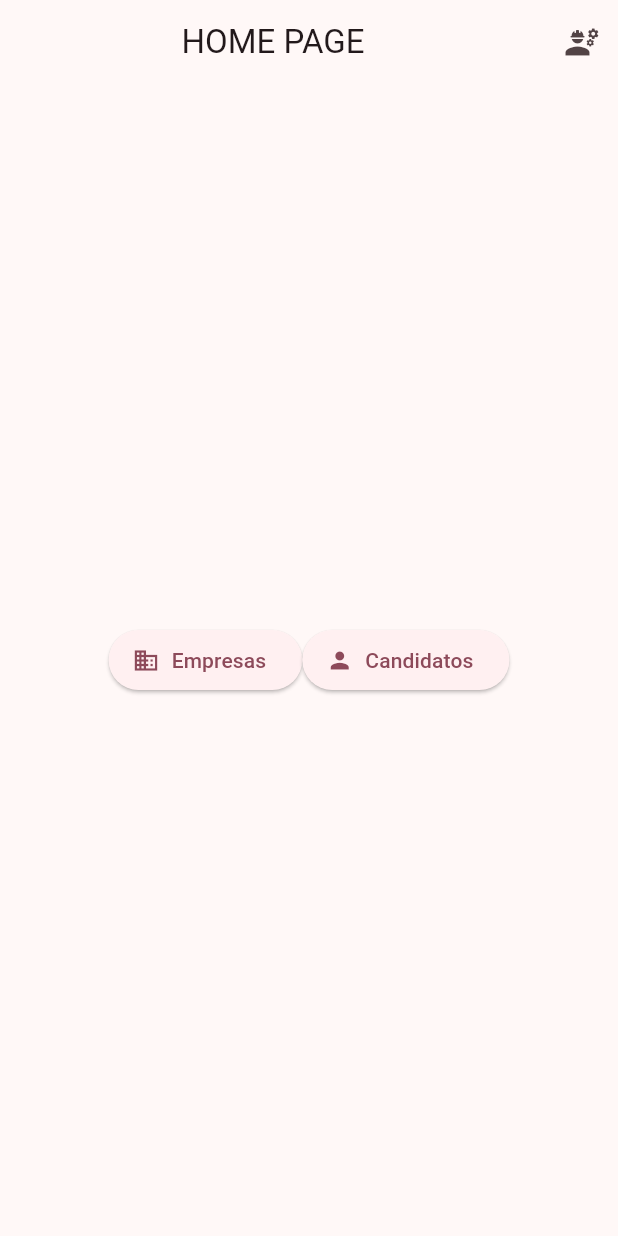
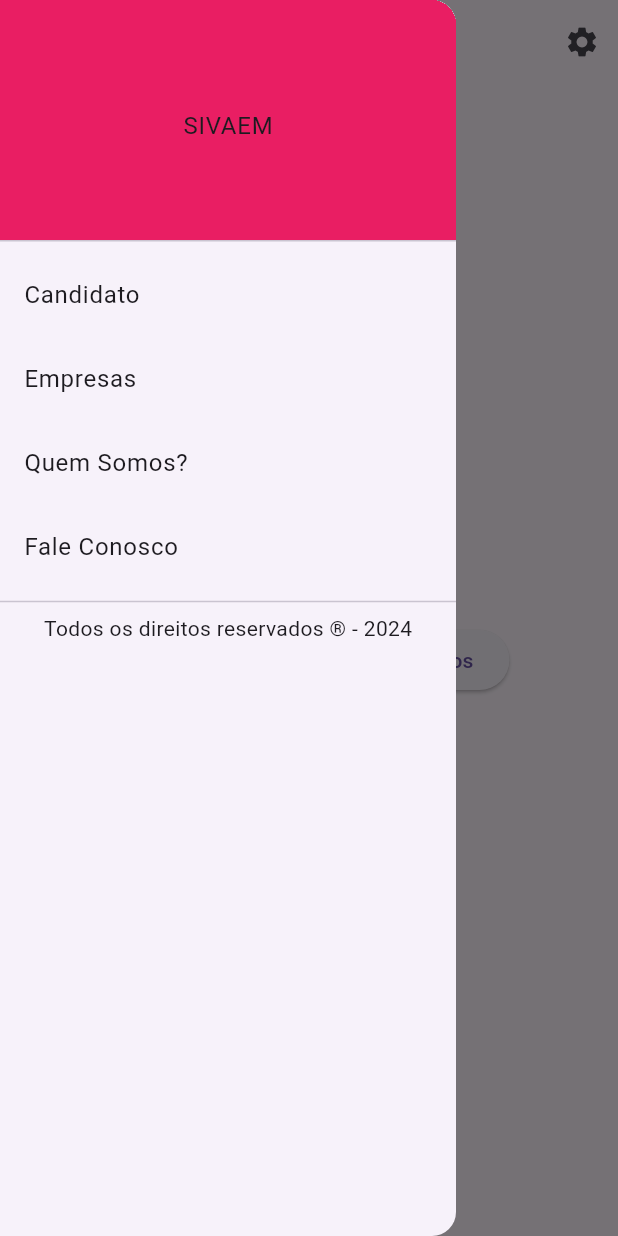
Before and after one commit to lucasjseixas/projdesenvmob, a Flutter app: the screen it shows after launch, with the side drawer open (before the commit the screen has no drawer), on a phone screen of 412 x 824 dp. Run offline on Flutter 3.47's test engine with Material 3 defaults, Android fonts, the light colour scheme and no system bars.

```diff
--- a/lib/Pages/home_page.dart
+++ b/lib/Pages/home_page.dart
@@ -9,16 +9,47 @@ class HomePage extends StatelessWidget {
   Widget build(BuildContext context) {
     return Scaffold(
       appBar: AppBar(
-        title: const Center(
-          child: Text('HOME PAGE'),
-        ),
+        title: const Text('HOME PAGE'),
+        centerTitle: true,
         actions: <Widget>[
           IconButton(
-            icon: const Icon(Icons.engineering),
-            tooltip: 'Opções',
-            onPressed: () => {},
+            onPressed: () {},
+            icon: const Icon(Icons.settings),
           ),
         ],
+      ),
+      drawer: Drawer(
+        child: ListView(
+          padding: EdgeInsets.zero,
+          children: [
+            const DrawerHeader(
+              decoration: BoxDecoration(
+                color: Colors.pink,
+              ),
+              child: Center(child: Text('SIVAEM')),
+            ),
+            ListTile(
+              title: const Text('Candidato'),
+              onTap: () {},
+            ),
+            ListTile(
+              title: const Text('Empresas'),
+              onTap: () {},
+            ),
+            ListTile(
+              title: const Text('Quem Somos?'),
+              onTap: () {},
+            ),
+            ListTile(
+              title: const Text('Fale Conosco'),
+              onTap: () {},
+            ),
+            const Divider(),
+            const Center(
+              child: Text('Todos os direitos reservados ® - 2024'),
+            ),
+          ],
+        ),
       ),
       body: Column(
         mainAxisAlignment: MainAxisAlignment.center,
--- a/lib/main.dart
+++ b/lib/main.dart
@@ -12,7 +12,8 @@ class App extends StatelessWidget {
   Widget build(BuildContext context) {
     return MaterialApp(
       debugShowCheckedModeBanner: false,
-      theme: ThemeData(colorSchemeSeed: Colors.pinkAccent),
+      theme: ThemeData.light(),
+
       home: const HomePage(),
     );
   }
```
Also changed, not shown: lib/Pages/LoginPages/Forms/cadidato_form.dart (+32 -17 lines).
